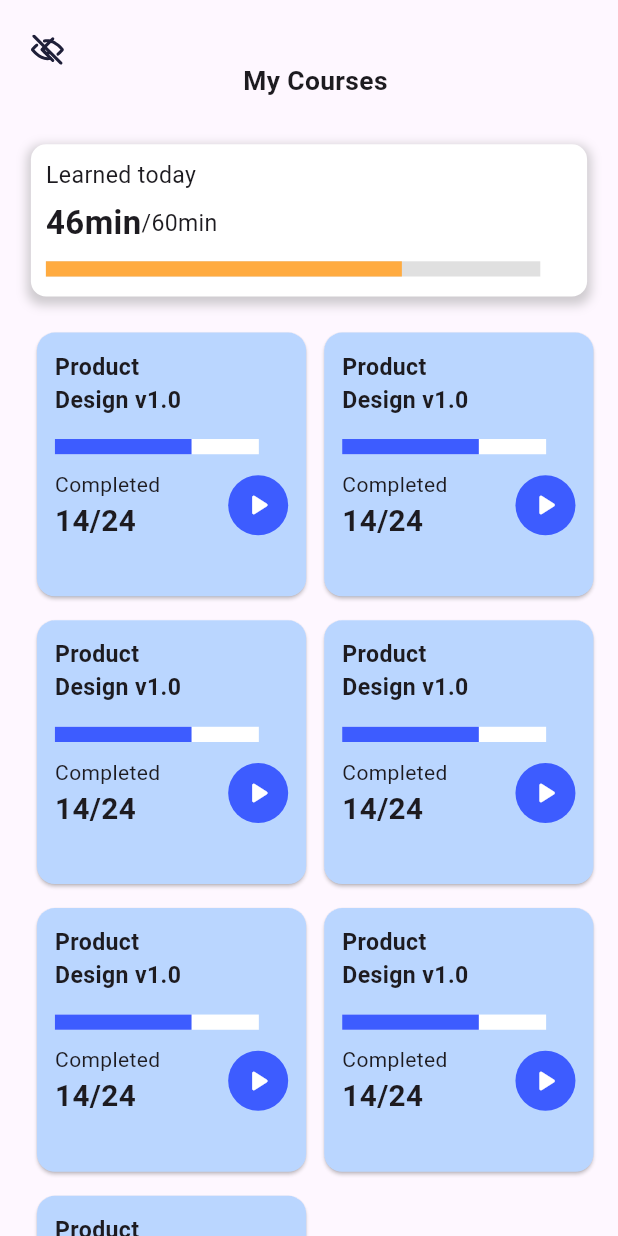
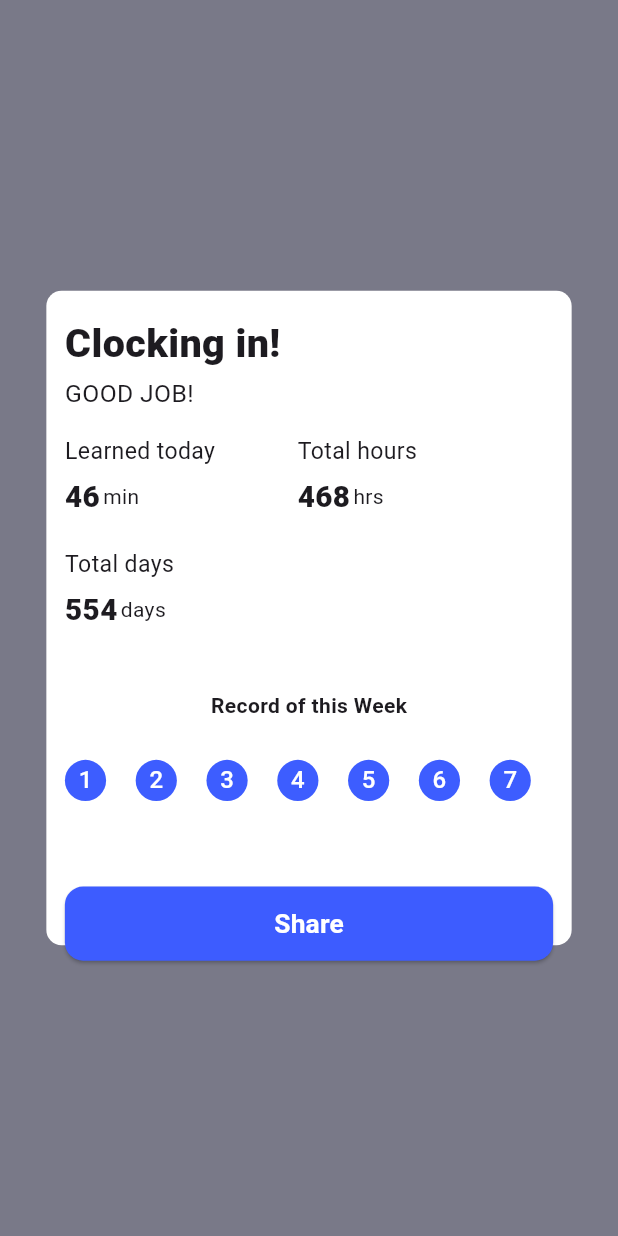
Before and after one commit to 3bdulra7manAmir/CoUrSes_App, a Flutter app: the screen it shows after launch, on a phone screen of 412 x 824 dp. Run offline on Flutter 3.47's test engine with Material 3 defaults, Android fonts, the phone set to English and light mode, and no system bars; drawn by our look-alikes of percent_indicator; our stand-ins replace bloc, device_preview, firebase_auth, firebase_core, flutter_bloc, flutter_otp_text_field and 4 more; missing offline and left inert: numeric_keyboard; accounts and stored records are empty.

Commit message:
ClockingIn View Done

```diff
--- a/lib/Core/utils/app_router.dart
+++ b/lib/Core/utils/app_router.dart
@@ -3,11 +3,13 @@ import 'package:courses_app/Features/auth/register/ph_otp_view.dart';
 import 'package:courses_app/Features/auth/register/ph_register_view.dart';
 import 'package:courses_app/Features/auth/register/register_success_view.dart';
 import 'package:courses_app/Features/auth/register/register_view.dart';
+import 'package:courses_app/Features/clocking_in/clocking_in.dart';
 import 'package:courses_app/Features/home/home_view.dart';
 import 'package:courses_app/Features/media/products/no_products_view.dart';
 import 'package:courses_app/Features/media/videos/no_videos_view.dart';
 import 'package:courses_app/Features/network_conn/no_network_conn_view.dart';
 import 'package:courses_app/Features/notifictations/no_notifictations_view.dart';
+import 'package:courses_app/Features/success_purchase/success_purchase_view.dart';
 import 'package:courses_app/Features/user_account/user_account_view.dart';
 import 'package:courses_app/Features/user_courses/courses_view.dart';
 import 'package:go_router/go_router.dart';
@@ -27,6 +29,8 @@ abstract class AppRouter
   static const kNoProductsView = '/noProductsView';
   static const kUserAccountView = '/userAccountView';
   static const kUserCoursesView = '/userCoursesView';
+  static const kSuccessPurchaseView = '/successPurchaseView';
+  static const kClockingInView = '/clockingInView';
 
   static final router = GoRouter(
       routes:
@@ -53,44 +57,53 @@ abstract class AppRouter
 
         GoRoute(
           path: kPhoneOTPView,
-          builder: (context, state) => PhoneOTPView(),
+          builder: (context, state) => const PhoneOTPView(),
         ),
 
         GoRoute(
           path: kSuccessPopUpView,
-          builder: (context, state) => SuccessPopUpView(),
+          builder: (context, state) => const SuccessPopUpView(),
         ),
 
         GoRoute(
           path: kNoNotifictationsView,
-          builder: (context, state) => NoNotifictationsView(),
+          builder: (context, state) => const NoNotifictationsView(),
         ),
 
         GoRoute(
           path: kNoNetworkConnectionView,
-          builder: (context, state) => NoNetworkConnectionView(),
+          builder: (context, state) => const NoNetworkConnectionView(),
         ),
 
         GoRoute(
           path: kNoVideosView,
-          builder: (context, state) => NoVideosView(),
+          builder: (context, state) => const NoVideosView(),
         ),
 
         GoRoute(
           path: kNoProductsView,
-          builder: (context, state) => NoProductsView(),
+          builder: (context, state) => const NoProductsView(),
         ),
 
         GoRoute(
           path: kUserAccountView,
-          builder: (context, state) => UserAccountView(),
+          builder: (context, state) => const UserAccountView(),
+        ),
+
+        GoRoute(
+          path: kUserCoursesView,
+          builder: (context, state) => const UserCoursesView(),
+        ),
+
+        GoRoute(
+          path: kSuccessPurchaseView,
+          builder: (context, state) => const SuccessPurchaseView(),
         ),
 
         GoRoute(
           path: '/',
-          builder: (context, state) => UserCoursesView(),
+          builder: (context, state) => const ClockingInView(),
         ),
-
       ],
     );
 }
--- /dev/null
+++ b/lib/Features/clocking_in/clocking_in.dart
@@ -0,0 +1,124 @@
+import 'package:courses_app/Core/constants.dart';
+import 'package:courses_app/Core/widgets/custom_button.dart';
+import 'package:courses_app/Features/clocking_in/widgets/clocking_week_days.dart';
+import 'package:flutter/material.dart';
+import 'package:flutter_screenutil/flutter_screenutil.dart';
+
+class ClockingInView extends StatelessWidget
+{
+  const ClockingInView({super.key});
+
+  @override
+  Widget build(BuildContext context)
+  {
+    return Material(
+      color: Color(0xff797988),
+      child: Center(
+        child: Container(
+          height: 430.h, //0.38
+          width: KMediaQuery(context).width * 0.85,
+          decoration: BoxDecoration(color: Colors.white, borderRadius: BorderRadius.circular(10.r),),
+          child: Padding(
+            padding: EdgeInsets.only(
+              left: KMediaQuery(context).width * 0.03,
+              right: KMediaQuery(context).width * 0.03,
+              top: KMediaQuery(context).height * 0.02),
+            child: Column(
+              crossAxisAlignment: CrossAxisAlignment.start,
+              children:
+              [
+                Text('Clocking in!', style: TextStyle(fontSize: 24.sp, fontWeight: FontWeight.w900),),
+
+                const SizedBox(height: 3,),
+
+                Text('GOOD JOB!', style: TextStyle(fontSize: 15.sp, ),),
+
+                const SizedBox(height: 15,),
+
+                Row(
+                  //mainAxisAlignment: MainAxisAlignment.spaceBetween,
+                  children:
+                  [
+                    Column(
+                      crossAxisAlignment: CrossAxisAlignment.start,
+                      children:
+                      [
+                        Text('Learned today', style: TextStyle(fontSize: 14.sp),),
+
+                        const SizedBox(height: 5,),
+
+                        Row(
+                          children:
+                          [
+                            Text('46', style: TextStyle(fontWeight: FontWeight.w900, fontSize: 18.sp),),
+
+                            const SizedBox(width: 2,),
+
+                            const Text('min',),
+                          ],
+                        ),
+                      ],
+                    ),
+
+                    SizedBox(width: 50.w,),
+
+                    Column(
+                      crossAxisAlignment: CrossAxisAlignment.start,
+                      children:
+                      [
+                        Text('Total hours', style: TextStyle(fontSize: 14.sp),),
+
+                        const SizedBox(height: 5,),
+
+                        Row(
+                          children:
+                          [
+                            Text('468', style: TextStyle(fontWeight: FontWeight.w900, fontSize: 18.sp),),
+
+                            const SizedBox(width: 2,),
+
+                            const Text('hrs'),
+                          ],
+                        ),
+                      ],
+                    ),
+
+                  ],
+                ),
+
+                const SizedBox(height: 20,),
+
+                Text('Total days', style: TextStyle(fontSize: 14.sp),),
+
+                const SizedBox(height: 5,),
+
+                Row(
+                  children:
+                  [
+                    Text('554', style: TextStyle(fontWeight: FontWeight.w900, fontSize: 18.sp),),
+                    SizedBox(width: 2,),
+                    const Text('days',),
+                  ],
+                ),
+
+                const SizedBox(height: 40,),
+
+                const Align(alignment: Alignment.center,
+                  child: Text('Record of this Week', style: TextStyle(fontWeight: FontWeight.bold),)
+                  ),
+
+                const SizedBox(height: 20,),
+
+                BlueWeekDays(),
+
+                SizedBox(height: 50.h,),
+
+                CustomBlueButton(buttonWidth: 0.8, buttonText: 'Share', buttonOnPressed: (){})
+              ],
+            ),
+          ),
+        ),
+      ),
+    );
+  }
+}
--- /dev/null
+++ b/lib/Features/clocking_in/widgets/clocking_week_days.dart
@@ -0,0 +1,74 @@
+import 'package:courses_app/Core/constants.dart';
+import 'package:flutter/material.dart';
+import 'package:flutter_screenutil/flutter_screenutil.dart';
+
+class BlueWeekDays extends StatelessWidget
+{
+  const BlueWeekDays({super.key,});
+
+  @override
+  Widget build(BuildContext context) {
+    return Row(
+      mainAxisAlignment: MainAxisAlignment.spaceBetween,
+      children:
+      [
+        SizedBox(
+          width: 25.w,
+          child: CircleAvatar(
+            backgroundColor: kButtonsBlueColor,
+            child: Text('1', style: TextStyle(color: Colors.white)),)
+          ),
+
+        SizedBox(width: 10,),
+
+        SizedBox(
+          width: 25.w,
+          child: CircleAvatar(
+            backgroundColor: kButtonsBlueColor,
+            child: Text('2', style: TextStyle(color: Colors.white)),)
+          ),
+        SizedBox(width: 10,),
+
+        SizedBox(
+          width: 25.w,
+          child: CircleAvatar(
+            backgroundColor: kButtonsBlueColor,
+            child: Text('3', style: TextStyle(color: Colors.white)),)
+          ),
+        SizedBox(width: 10,),
+
+        SizedBox(
+          width: 25.w,
+          child: CircleAvatar(
+            backgroundColor: kButtonsBlueColor,
+            child: Text('4', style: TextStyle(color: Colors.white)),)
+          ),
+        SizedBox(width: 10,),
+
+        SizedBox(
+          width: 25.w,
+          child: CircleAvatar(
+            backgroundColor: kButtonsBlueColor,
+            child: Text('5', style: TextStyle(color: Colors.white)),)
+          ),
+        SizedBox(width: 10,),
+
+        SizedBox(
+          width: 25.w,
+          child: CircleAvatar(
+            backgroundColor: kButtonsBlueColor,
+            child: Text('6', style: TextStyle(color: Colors.white)),)
+          ),
+        SizedBox(width: 10,),
+
+        SizedBox(
+          width: 25.w,
+          child: CircleAvatar(
+            backgroundColor: kButtonsBlueColor,
+            child: Text('7', style: TextStyle(color: Colors.white)),)
+          ),
+        SizedBox(width: 10,),
+      ],
+    );
+  }
+}
```
